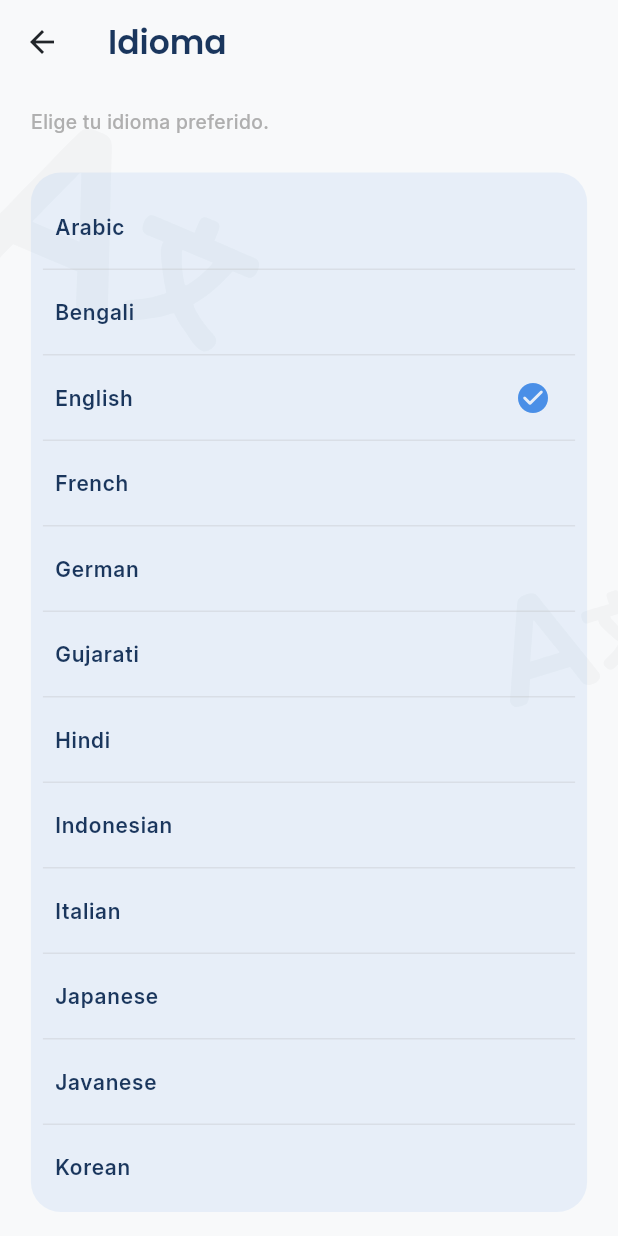
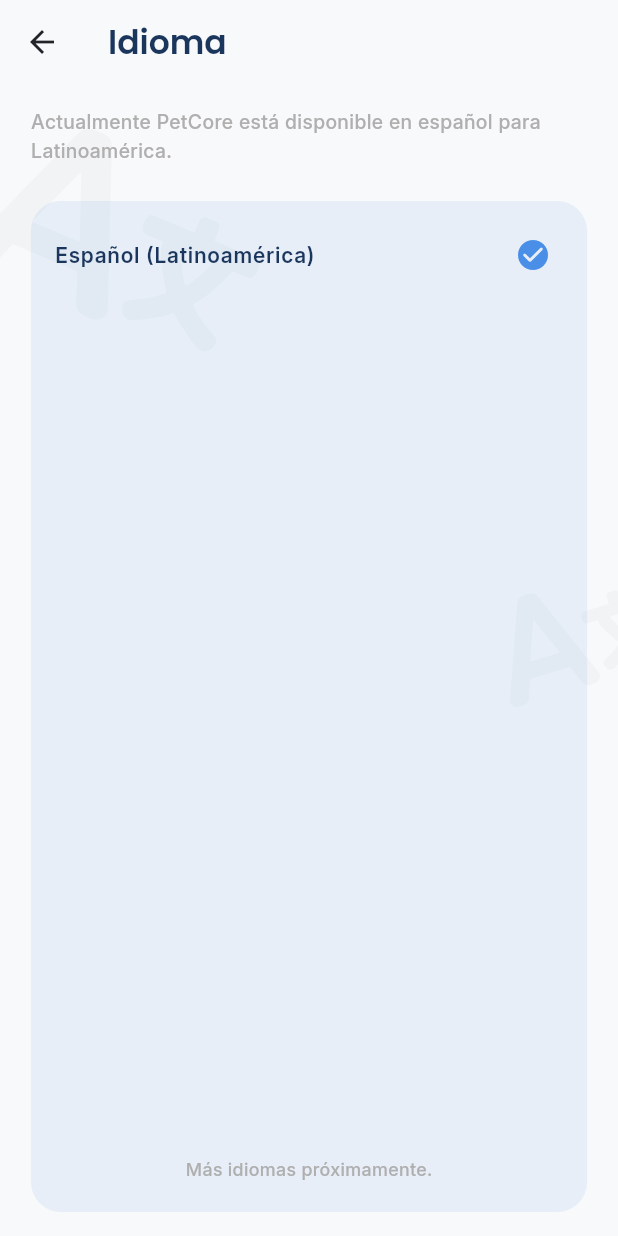
Before and after one commit to tebrich/petcore_app, a Flutter app: the MainSettingsPage screen opened directly, after a tap on "Idioma", on a phone screen of 412 x 824 dp. Run offline on Flutter 3.47's test engine with Material 3 defaults, Android fonts, the phone set to English and light mode, and no system bars; our stand-ins replace calendar_date_picker2, convex_bottom_bar, fl_chart, flutter_secure_storage, flutter_svg, font_awesome_flutter and 8 more; accounts and stored records are empty; network calls fail.

Commit message:
setting listo, solo algunos detalles

```diff
--- a/lib/features/settings/presentation/pages/main_settings_page.dart
+++ b/lib/features/settings/presentation/pages/main_settings_page.dart
@@ -9,7 +9,7 @@ import 'package:peticare/dummy_data/dummy_data.dart';
 import 'package:shimmer/shimmer.dart';
 import 'package:peticare/services/user_service.dart';
 import 'package:get_storage/get_storage.dart';
-
+import 'package:peticare/features/dashboard/presentation/controllers/dashboard_controller.dart';
 /// Builds the main settings page, which serves as the central hub for all
 /// user-configurable options. ⚙️
 ///
@@ -31,6 +31,8 @@ class MainSettingsPage extends StatefulWidget {
 class _MainSettingsPageState extends State<MainSettingsPage> {
   String? fullName;
   String? avatarUrl;
+  final DashboardController dashboardController =
+      Get.put(DashboardController());
   bool isLoadingUser = true;
 
   @override
@@ -42,9 +44,15 @@ class _MainSettingsPageState extends State<MainSettingsPage> {
   Future<void> _loadUser() async {
     try {
       final user = await UserService.getMe();
+
       setState(() {
+
         fullName = user['full_name'];
+
         avatarUrl = user['avatar_url'];
+
+
+
         isLoadingUser = false;
       });
     } catch (e) {
@@ -132,7 +140,11 @@ class _MainSettingsPageState extends State<MainSettingsPage> {
                             ),
                             TextSpan(
                               text:
-                                  '\n${'settings_pets_linked'.trParams({'count': '0'})}',
+                                  '\n${'settings_pets_linked'.trParams({'count':
+                                                                            dashboardController
+                                                                                .petsList
+                                                                                .length
+                                                                                .toString()})}',
                               style: AppTextStyles.playfulTag.copyWith(
                                 color: AppPalette.primary,
                               ),
@@ -204,61 +216,6 @@ class _MainSettingsPageState extends State<MainSettingsPage> {
               ),
               'Métodos de Pago',
               () => Get.toNamed('/PaymentMethods'),
-            ),
-
-            /// Minor Section Spacing
-            VerticalSpacing.sm(context),
-            // Security
-            /// Section header for "Security" settings.
-            Padding(
-              padding: EdgeInsets.symmetric(horizontal: screenSize.width * .05),
-              child: Text(
-                'settings_section_security'.tr,
-                style: AppTextStyles.bodyMedium.copyWith(
-                  color: AppPalette.disabled(context),
-                  fontSize: 12,
-                ),
-              ),
-            ),
-
-            /// 2FA
-            /// Two-Factor Authentication settings tile.
-            _tile(
-              context,
-              screenSize,
-              AppPalette.secondary(context),
-              SvgPicture.asset('assets/illustrations/lock2.svg', height: 27.5),
-              'Autenticación de dos factores',
-              () => Get.toNamed('/TwoFactorAuthentication'),
-            ),
-
-            /// Login History
-            /// Login History settings tile.
-            _tile(
-              context,
-              screenSize,
-              AppPalette.secondaryText(context),
-
-              SvgPicture.asset(
-                'assets/illustrations/login_history.svg',
-                height: 25,
-              ),
-              'Historial de Inicio de sesión',
-              () => Get.toNamed('/LoginHistory'),
-            ),
-
-            /// Trusted Devices
-            /// Trusted Devices settings tile.
-            _tile(
-              context,
-              screenSize,
-              AppPalette.success(context),
-              SvgPicture.asset(
-                'assets/illustrations/trusted_devices.svg',
-                height: 27.5,
-              ),
-              'Dispositivos de Confianza',
-              () => Get.toNamed('/TrustedDevices'),
             ),
 
             /// Minor Section Spacing
@@ -350,7 +307,19 @@ class _MainSettingsPageState extends State<MainSettingsPage> {
 
               () => Get.toNamed('/LanguageSettings'),
             ),
-
+            /// PetCore AI
+            _tile(
+              context,
+              screenSize,
+              Colors.purpleAccent,
+              Icon(
+                Icons.auto_awesome,
+                color: Colors.white,
+                size: 22,
+              ),
+              'PetCore AI',
+              () => Get.toNamed('/PetCoreAI'),
+            ),
             /// Minor Section Spacing
             VerticalSpacing.sm(context),
             // General
--- a/lib/features/settings/presentation/pages/sub_pages/language_settings_page.dart
+++ b/lib/features/settings/presentation/pages/sub_pages/language_settings_page.dart
@@ -27,36 +27,14 @@ class LanguageSettingsPage extends StatefulWidget {
 /// available languages for the UI.
 class _LanguageSettingsPageState extends State<LanguageSettingsPage> {
   /// The currently selected language. Defaults to 'English'.
-  String selectedLanguage = 'English';
+  String selectedLanguage =
+      'Español (Latinoamérica)';
 
   /// A static list of supported languages displayed to the user.
   /// In a real-world scenario, this might be managed by an i18n configuration file.
   final List<String> languagesList = [
-    'Arabic',
-    'Bengali',
-    'English',
-    'French',
-    'German',
-    'Gujarati',
-    'Hindi',
-    'Indonesian',
-    'Italian',
-    'Japanese',
-    'Javanese',
-    'Korean',
-    'Mandarin Chinese',
-    'Marathi',
-    'Persian (Farsi)',
-    'Polish',
-    'Portuguese',
-    'Punjabi',
-    'Russian',
-    'Spanish',
-    'Tamil',
-    'Telugu',
-    'Turkish',
-    'Urdu',
-    'Vietnamese',
+
+    'Español (Latinoamérica)',
   ];
 
   @override
@@ -136,7 +114,7 @@ class _LanguageSettingsPageState extends State<LanguageSettingsPage> {
                     horizontal: screenSize.width * .05,
                   ),
                   child: Text(
-                    'language_settings_description'.tr,
+                    'Actualmente PetCore está disponible en español para Latinoamérica.',
                     style: AppTextStyles.bodyMedium.copyWith(
                       color: AppPalette.disabled(context),
                       fontSize: 13,
@@ -160,12 +138,36 @@ class _LanguageSettingsPageState extends State<LanguageSettingsPage> {
                       color: AppPalette.primary.withValues(alpha: .1),
                       borderRadius: BorderRadius.all(Radius.circular(20)),
                     ),
+                    child: Column(
+                      children: [
+                        Expanded(
                           child: ListView.builder(
                             shrinkWrap: true,
                             itemCount: languagesList.length,
                             physics: BouncingScrollPhysics(),
                             itemBuilder: (context, index) =>
                                 _languageTile(context, index),
+                          ),
+                        ),
+
+                        Padding(
+                          padding: EdgeInsets.symmetric(
+                            horizontal: screenSize.width * .05,
+                            vertical: 12,
+                          ),
+                          child: Text(
+
+                            'Más idiomas próximamente.',
+
+                            style: AppTextStyles.bodyMedium.copyWith(
+
+                              color: AppPalette.disabled(context),
+
+                              fontSize: 12,
+                            ),
+                          ),
+                        ),
+                      ],
                     ),
                   ),
                 ),
--- a/lib/features/settings/presentation/pages/sub_pages/privacy_security_page.dart
+++ b/lib/features/settings/presentation/pages/sub_pages/privacy_security_page.dart
@@ -121,7 +121,7 @@ class PrivacySecurityPage extends StatelessWidget {
                       ),
                     ),
                     subtitle: Text(
-                      "En Peticare, entendemos lo importante que es la información de tu mascota. Nos comprometemos a mantener todos los datos —desde los registros de salud hasta los registros de actividad— seguros y utilizados únicamente para mejorar tu experiencia.",
+                      "En PetCore, entendemos lo importante que es la información de tu mascota. Nos comprometemos a mantener todos los datos —desde los registros de salud hasta los registros de actividad— seguros y utilizados únicamente para mejorar tu experiencia.",
                       style: AppTextStyles.bodyRegular.copyWith(
                         color: AppPalette.secondaryText(context),
                         fontSize: 11,
@@ -160,6 +160,7 @@ class PrivacySecurityPage extends StatelessWidget {
                             "Datos básicos de la cuenta (nombre, correo electrónico, información de la mascota)",
                             "Datos de salud y actividad que decides registrar",
                             "Información de uso de la aplicación para mejorar el rendimiento",
+                            "Información relacionada con compras, pedidos y entregas realizadas dentro de la aplicación",
                           ].map(
                             (element) => TextSpan(
                               text: '\n   • $element.',
@@ -255,7 +256,7 @@ class PrivacySecurityPage extends StatelessWidget {
                           ),
                           TextSpan(
                             text:
-                                'y utilizada estrictamente dentro del ecosistema de Peticare.',
+                                'y utilizada estrictamente dentro del ecosistema de PetCore.',
                             style: AppTextStyles.bodyRegular.copyWith(
                               color: AppPalette.secondaryText(context),
                               fontSize: 11,
@@ -302,7 +303,8 @@ class PrivacySecurityPage extends StatelessWidget {
                           ),
                           TextSpan(
                             text:
-                                "utilizando protocolos de seguridad estándar de la industria. El acceso está restringido únicamente a sistemas autorizados, garantizando que tus datos y los de tu mascota se mantengan privados y seguros.",
+                                "utilizando protocolos de seguridad estándar de la industria. El acceso está restringido únicamente a sistemas autorizados, garantizando que tus datos y los de tu mascota se mantengan privados y seguros. Los pagos realizados dentro de PetCore serán procesados a través de proveedores externos seguros y certificados.",
+
                             style: AppTextStyles.bodyRegular.copyWith(
                               color: AppPalette.secondaryText(context),
                               fontSize: 11,
@@ -330,7 +332,7 @@ class PrivacySecurityPage extends StatelessWidget {
                       ),
                     ),
                     subtitle: Text(
-                      "Puedes ver, editar o eliminar tus datos en cualquier momento desde la configuración de tu perfil. Si desinstalas Peticare o eliminas tu cuenta, toda la información personal será eliminada permanentemente de nuestros servidores.",
+                      "Puedes ver, editar o eliminar tus datos en cualquier momento desde la configuración de tu perfil. Si desinstalas PetCore, tu información será procesada conforme a nuestras políticas de retención y seguridad de datos.",
                       style: AppTextStyles.bodyRegular.copyWith(
                         color: AppPalette.secondaryText(context),
                         fontSize: 11,
--- a/lib/main.dart
+++ b/lib/main.dart
@@ -48,6 +48,7 @@ import 'package:peticare/features/vet/presentation/pages/vet_panel_page.dart';
 import 'package:peticare/features/vet/presentation/pages/vet_home_page.dart';
 import 'package:intl/date_symbol_data_local.dart';
 import 'package:peticare/features/shopping/presentation/controller/cart_controller.dart';
+import 'package:peticare/features/settings/presentation/pages/sub_pages/petcore_ai_page.dart';
 
 void main() async {
   WidgetsFlutterBinding.ensureInitialized();
@@ -257,6 +258,10 @@ class MyApp extends StatelessWidget {
                   name: '/VetHome',
                   page: () => const VetHomePage(),
                 ),
+                GetPage(
+                  name: '/PetCoreAI',
+                  page: () => const PetCoreAIPage(),
+                ),
               ],
             );
           },
```
Also changed, not shown: lib/features/settings/presentation/pages/sub_pages/help_support_page.dart (+65 -6 lines), lib/features/settings/presentation/pages/sub_pages/petcore_ai_page.dart (added, +264 -0 lines). Lines whose indentation alone changed are shown as unchanged.
